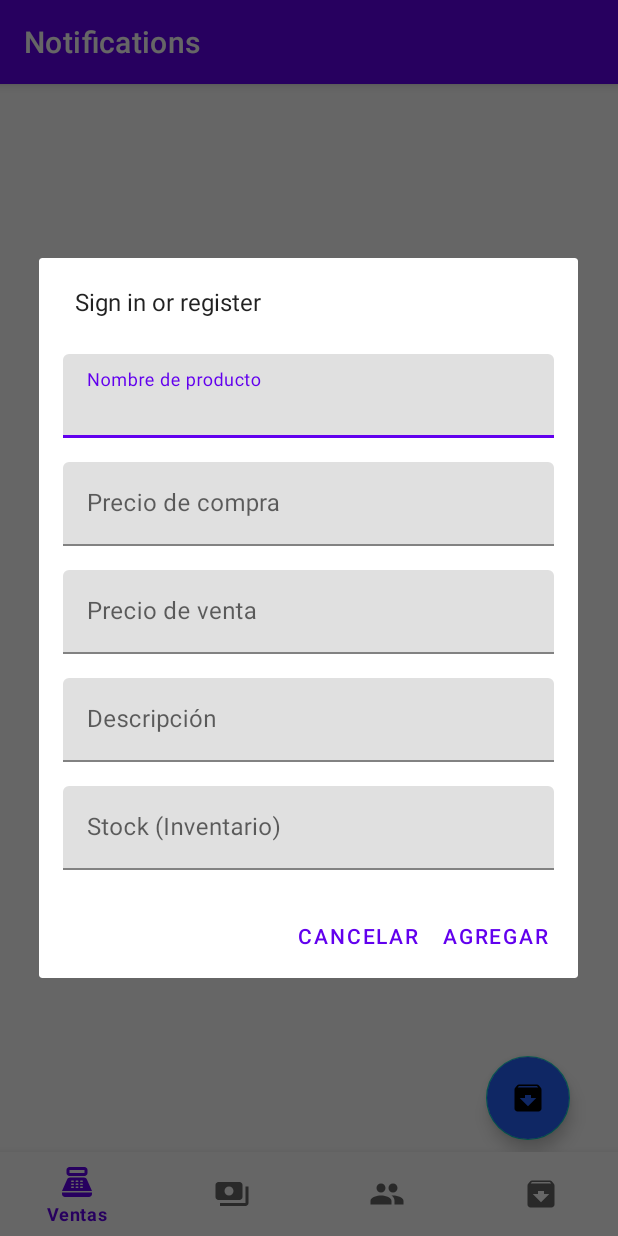
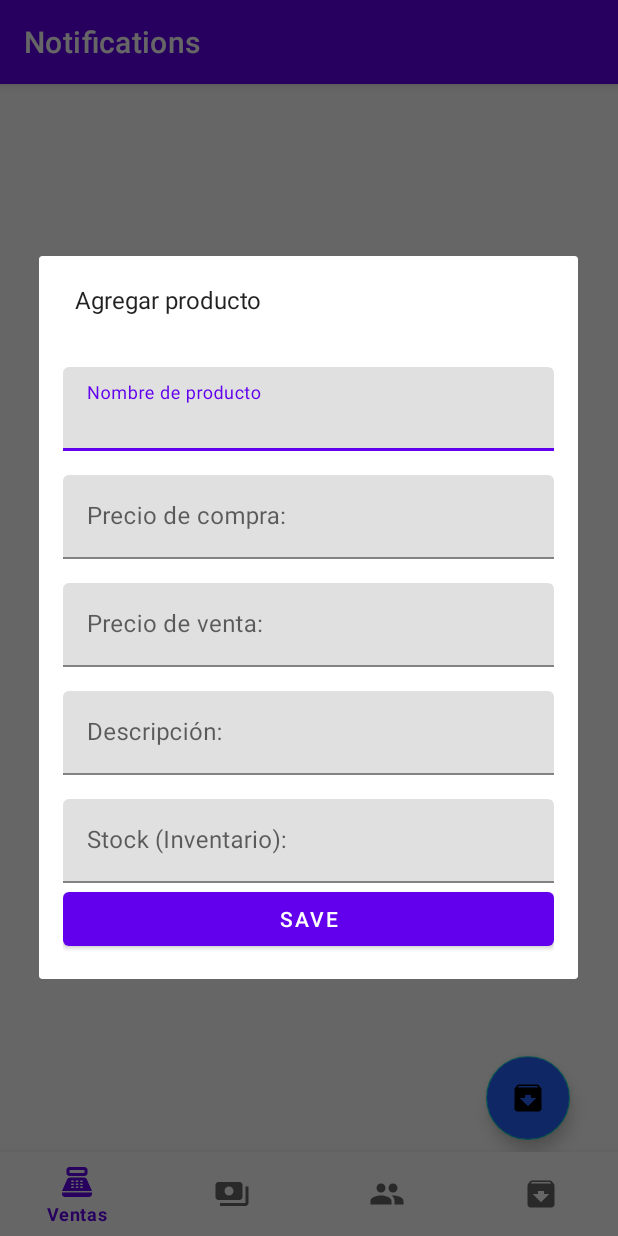
Before and after one commit to igmer/mvvm-android, an Android app: the ProductsFragment screen opened through its navigation route, after a tap on "Agregar producto", on a phone screen of 412 x 824 dp. Run offline under Robolectric (Android 15) with nearby library versions, the phone set to English and light mode, and no system bars; our stand-ins replace Dagger/Hilt's generated code, data binding, navigation-ui.

Commit message:
save product on local database

```diff
--- a/app/src/main/java/com/igmer/mancustomer/adapters/AdapterProducts.kt
+++ b/app/src/main/java/com/igmer/mancustomer/adapters/AdapterProducts.kt
@@ -25,7 +25,7 @@ class AdapterProducts() : RecyclerView.Adapter<AdapterProducts.ViewHolder>() {
     override fun onBindViewHolder(holder: ViewHolder, position: Int) {
         val product = products[position]
         with(holder) {
-            binding.tvProductName.text = product.name
+            binding.product = product
         }
     }
 
--- a/app/src/main/java/com/igmer/mancustomer/models/Product.kt
+++ b/app/src/main/java/com/igmer/mancustomer/models/Product.kt
@@ -9,7 +9,7 @@ data class Product(
     val purchase_price: Double,
     val sale_price: Double,
     val description: String,
-    val image: String,
+    val image: String?,
     val stock: Int
     ){
 
--- a/app/src/main/java/com/igmer/mancustomer/ui/dialogs/AddShoppingItemDialog.kt
+++ b/app/src/main/java/com/igmer/mancustomer/ui/dialogs/AddShoppingItemDialog.kt
@@ -5,6 +5,7 @@ import android.content.Context
 import android.content.DialogInterface
 import android.os.Bundle
 import android.view.LayoutInflater
+import android.view.View
 import android.view.Window
 import android.view.WindowManager
 import android.widget.Button
@@ -27,17 +28,15 @@ class AddShoppingItemDialog(private val addDialogListener: AddDialogListener) :
     override fun onCreateDialog(savedInstanceState: Bundle?): Dialog {
         return activity?.let {
             val builder = AlertDialog.Builder(it)
-            val inflater = requireActivity().layoutInflater;
+            val inflater = requireActivity().layoutInflater
+            isCancelable = false
             binding =
                 DataBindingUtil.inflate(inflater, R.layout.dialog_add_shopping_item, null, false)
-            builder.setView(binding.root)
-            builder.setMessage(R.string.action_sign_in)
-                .setPositiveButton(R.string.add) { _, _ ->
+            binding.save.setOnClickListener(View.OnClickListener {
                 if (validateField()) {
                     val name = binding.name.text.toString()
                     val purchasePrice = binding.purchasePrice.text.toString()
                     val salePrice = binding.salePrice.text.toString()
-                        val purchase_price = binding.purchasePrice.text.toString()
                     val description = binding.description.text.toString()
                     val stock = binding.stock.text.toString()
                     val product = Product(
@@ -45,17 +44,17 @@ class AddShoppingItemDialog(private val addDialogListener: AddDialogListener) :
                         name,
                         purchasePrice.toDouble(),
                         salePrice.toDouble(),
-                            purchase_price,
                         description,
+                        null,
                         stock.toInt()
                     )
                     addDialogListener.onAddButtonClicked(product)
                     dismiss()
                 }
-                }
-                .setNegativeButton(R.string.cancel) { dialog, _ ->
-                    dialog.dismiss()
-                }
+            })
+            builder.setView(binding.root)
+            builder.setMessage(R.string.add_product)
+                .setCancelable(false)
             builder.create()
         } ?: throw IllegalStateException("Activity cannot be null")
     }
--- a/app/src/main/java/com/igmer/mancustomer/ui/product/ProductsFragment.kt
+++ b/app/src/main/java/com/igmer/mancustomer/ui/product/ProductsFragment.kt
@@ -37,7 +37,6 @@ class ProductsFragment : Fragment() {
             productAdapter.notifyDataSetChanged()
         }
         productsViewModel.isLoading.observe(viewLifecycleOwner) {
-            println(it)
             binding.loading.isVisible = it
         }
         val root: View = binding.root
--- a/app/src/main/res/layout/dialog_add_shopping_item.xml
+++ b/app/src/main/res/layout/dialog_add_shopping_item.xml
@@ -4,11 +4,6 @@
     xmlns:tools="http://schemas.android.com/tools">
 
     <data>
-        <variable type="com.igmer.mancustomer.models.Product"
-            name="product">
-
-        </variable>
-
     </data>
 
     <androidx.constraintlayout.widget.ConstraintLayout
@@ -28,12 +23,10 @@
 
             <com.google.android.material.textfield.TextInputEditText
                 android:id="@+id/name"
-                android:text="@{product.name}"
+                android:text=""
                 android:layout_width="match_parent"
                 android:layout_height="match_parent"
-                app:errorEnabled="true"
-                app:helperText="Required"
-                app:helperTextTextColor="@color/design_default_color_error"/>
+                />
         </com.google.android.material.textfield.TextInputLayout>
 
         <com.google.android.material.textfield.TextInputLayout
@@ -48,7 +41,8 @@
             <com.google.android.material.textfield.TextInputEditText
                 android:id="@+id/purchase_price"
                 android:layout_width="match_parent"
-                android:layout_height="match_parent" />
+                android:layout_height="match_parent"
+                android:inputType="numberDecimal"/>
         </com.google.android.material.textfield.TextInputLayout>
 
         <com.google.android.material.textfield.TextInputLayout
@@ -56,6 +50,7 @@
             android:layout_width="match_parent"
             android:layout_height="wrap_content"
             android:layout_marginTop="16dp"
+            android:hint="@string/sale_price"
             app:layout_constraintTop_toBottomOf="@+id/tlPrice"
             tools:layout_editor_absoluteX="16dp">
 
@@ -63,7 +58,7 @@
                 android:id="@+id/sale_price"
                 android:layout_width="match_parent"
                 android:layout_height="match_parent"
-                android:hint="@string/sale_price" />
+                android:inputType="numberDecimal"/>
         </com.google.android.material.textfield.TextInputLayout>
 
         <com.google.android.material.textfield.TextInputLayout
@@ -71,6 +66,7 @@
             android:layout_width="match_parent"
             android:layout_height="wrap_content"
             android:layout_marginTop="16dp"
+            android:hint="@string/description"
             app:layout_constraintTop_toBottomOf="@+id/tlSalesPrice"
             tools:layout_editor_absoluteX="16dp">
 
@@ -78,7 +74,7 @@
                 android:id="@+id/description"
                 android:layout_width="match_parent"
                 android:layout_height="match_parent"
-                android:hint="@string/description" />
+                />
         </com.google.android.material.textfield.TextInputLayout>
 
         <com.google.android.material.textfield.TextInputLayout
@@ -87,13 +83,22 @@
             android:layout_height="wrap_content"
             app:layout_constraintTop_toBottomOf="@+id/textInputLayout"
             android:layout_marginTop="16dp"
+            android:hint="@string/stock"
             tools:layout_editor_absoluteX="16dp">
 
             <com.google.android.material.textfield.TextInputEditText
                 android:id="@+id/stock"
                 android:layout_width="match_parent"
                 android:layout_height="match_parent"
-                android:hint="@string/stock" />
+                 />
         </com.google.android.material.textfield.TextInputLayout>
+
+        <Button
+            android:id="@+id/save"
+            android:layout_width="match_parent"
+            android:layout_height="wrap_content"
+            android:text="save"
+            app:layout_constraintTop_toBottomOf="@+id/tlStock"
+            tools:layout_editor_absoluteX="16dp" />
     </androidx.constraintlayout.widget.ConstraintLayout>
 </layout>
--- a/app/src/main/res/values/strings.xml
+++ b/app/src/main/res/values/strings.xml
@@ -31,9 +31,11 @@
     <string name="product_name">Nombre de producto</string>
     <string name="product_price">Precio</string>
     <string name="cancel">Cancelar</string>
-    <string name="purchase_price">Precio de compra</string>
-    <string name="sale_price">Precio de venta</string>
-    <string name="description">Descripción</string>
-    <string name="stock">Stock (Inventario)</string>
+    <string name="purchase_price">Precio de compra:</string>
+    <string name="sale_price">Precio de venta: </string>
+    <string name="description">Descripción:</string>
+    <string name="stock">Stock (Inventario): </string>
     <string name="error_field_required">Valor es requerido</string>
+    <string name="image_des">Descripción de imagen</string>
+    <string name="image_des_ic_share">Compartir</string>
 </resources>
```
Also changed, not shown: app/src/main/res/layout/item_product.xml (+58 -60 lines). Lines whose indentation alone changed are shown as unchanged.
